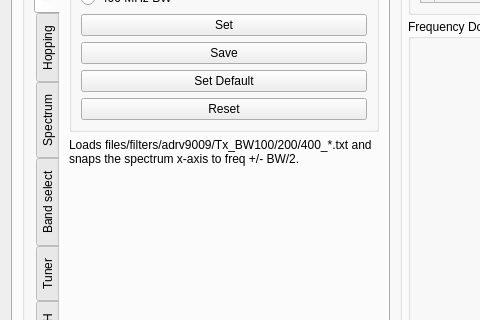
Above: receiver/receivermain.ui from enigmafarsco-lang/iiS before the change; both pictures show x 0 to 480 and y 179 to 499 of the 777 by 820 pixel window. Below: the same form after it.
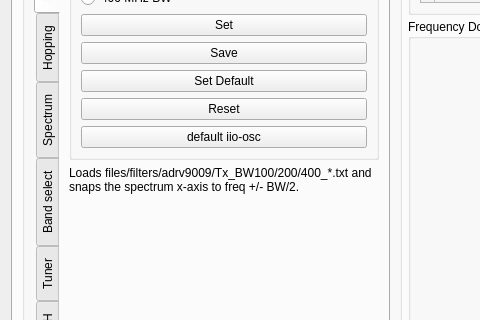
That is the form after the change. The open tabs and pages were chosen to show the change. Custom widgets are drawn as their Qt base class.

Commit message: Fix build: drop the last enforceTx1TrackingCalibrations call; new 'default iio-osc' button loads files/default_iio_osc.ini and applies every LAN-settable setting (debug adi,* profile attrs, board attrs, DDS tones)

Patch:
```diff
--- a/receiver/receivermain.ui
+++ b/receiver/receivermain.ui
@@ -242,6 +242,16 @@
                    </property>
                   </widget>
                  </item>
+                 <item>
+                  <widget class="QPushButton" name="btnDefaultIioOsc">
+                   <property name="toolTip">
+                    <string>Load files/default_iio_osc.ini (the iio-oscilloscope profile) and apply every setting that can be set over the LAN.</string>
+                   </property>
+                   <property name="text">
+                    <string>default iio-osc</string>
+                   </property>
+                  </widget>
+                 </item>
                 </layout>
                </widget>
               </item>
```
The commit also changes 5 other files.
